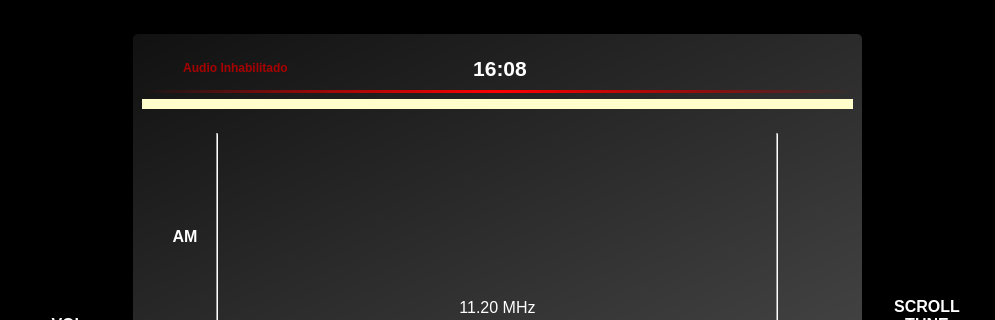
Old version of the form view/ui/MainWindow.ui in the repository EdwinJOrtizCampos/SeamlessRadio; both pictures show x 0 to 995 and y 0 to 320 of the 995 by 736 pixel window.
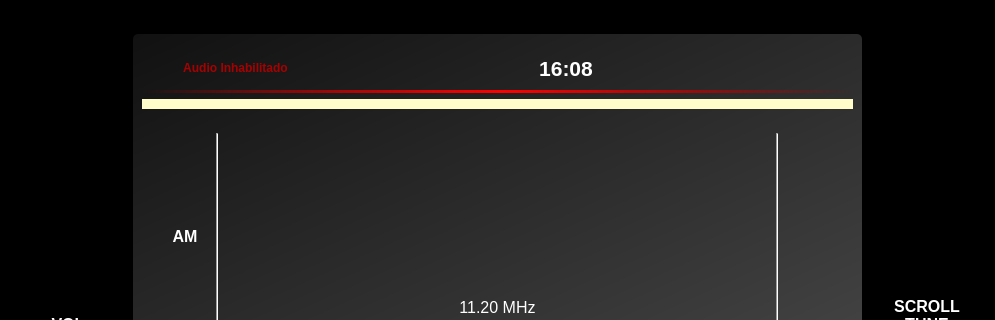
New version of the form. Icons and pictures are not drawn. Custom widgets are drawn as their Qt base class.

Commit message:
feat(ui): Several UI improvements
Add red color for all hovered buttons,
replace dummy spacer with widget for easier
compensation when centering time label

Diff of the .ui file:
```diff
--- a/view/ui/MainWindow.ui
+++ b/view/ui/MainWindow.ui
@@ -295,6 +295,12 @@
            <verstretch>0</verstretch>
           </sizepolicy>
          </property>
+         <property name="minimumSize">
+          <size>
+           <width>0</width>
+           <height>50</height>
+          </size>
+         </property>
          <layout class="QHBoxLayout" name="horizontalLayout_2" stretch="33,33,0">
           <item>
            <widget class="QWidget" name="widget_no_audio" native="true">
@@ -386,17 +392,7 @@
            </widget>
           </item>
           <item>
-           <spacer name="spacer_no_audio">
-            <property name="orientation">
-             <enum>Qt::Orientation::Horizontal</enum>
-            </property>
-            <property name="sizeHint" stdset="0">
-             <size>
-              <width>138</width>
-              <height>20</height>
-             </size>
-            </property>
-           </spacer>
+           <widget class="QWidget" name="dummy_compensator_widget" native="true"/>
           </item>
          </layout>
         </widget>
```
Left out of the diff: 98 changed lines with no effect on the pictures. The commit also changes 1 other file.
